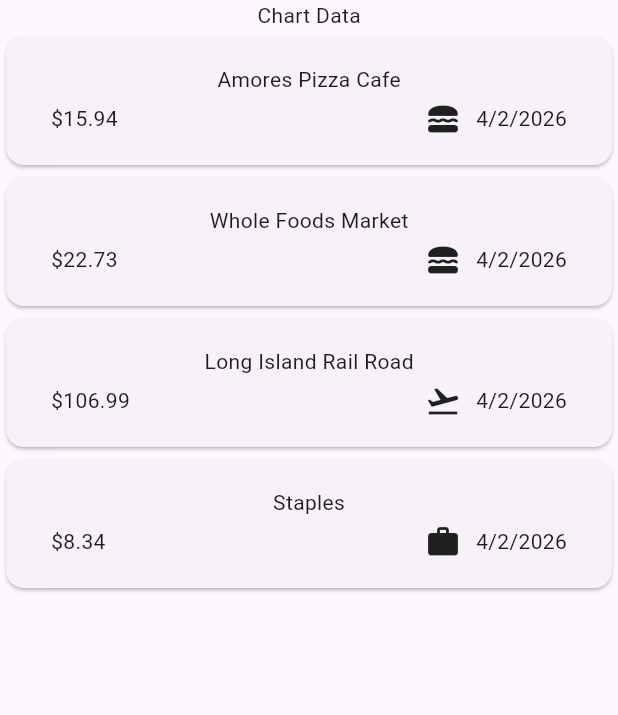
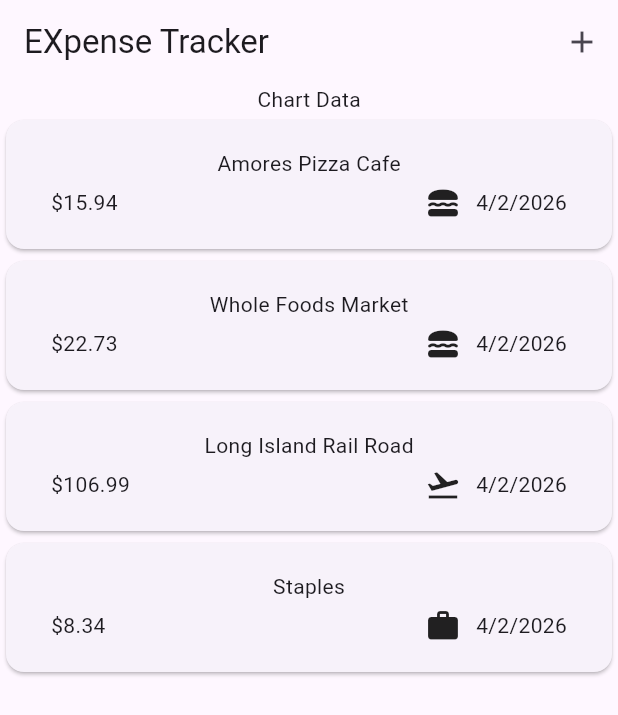
Before and after one commit to Jadenmcko/jaden_expensetracker_march24, a Flutter app: the screen it shows after launch, on a phone screen of 412 x 824 dp. Shown: the top 715 px of the screen. Run offline on Flutter 3.47's test engine with Material 3 defaults, Android fonts, the phone set to English and light mode, and no system bars.

Commit message:
We added the top App bar in the expenses file. April 2nd.

```diff
--- a/lib/widgets/expenses.dart
+++ b/lib/widgets/expenses.dart
@@ -19,7 +19,10 @@
   @override
   Widget build(BuildContext context) {
     // TODO: implement build
-    return Scaffold(body: Column(children: [
+    return Scaffold(appBar: AppBar(title: const Text("EXpense Tracker"),
+    actions: [IconButton(icon: const Icon(Icons.add), onPressed: () {},
+    )],),
+      body: Column(children: [
       Text("Chart Data"),
       // SizedBox(height: 30),
       Expanded(
```
